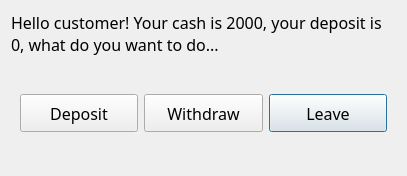
This is form/bank.ui in soda92/beijing_fushengji_rewrite as Qt 5 draws it before an edit. The edited form follows.
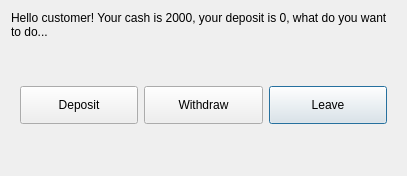
This is the edited form.

Patch:
```diff
--- a/form/bank.ui
+++ b/form/bank.ui
@@ -13,11 +13,6 @@
   <property name="windowTitle">
    <string>Bank!</string>
   </property>
-  <property name="styleSheet">
-   <string notr="true">QLabel, QPushButton, QTextBrowser, QGroupBox, QTextEdit {
-                font: 12pt MiSans;
-            }</string>
-  </property>
   <layout class="QVBoxLayout" name="verticalLayout">
    <item>
     <widget class="QLabel" name="label">
```
